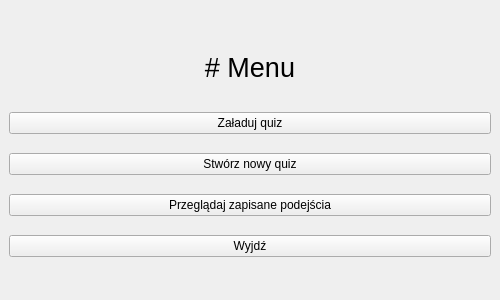
M4tth3wG/Quizer, file main_window.ui: the form before one commit.
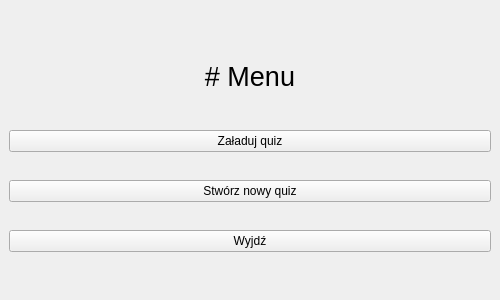
The form after the commit.

The edit to the form file:
```diff
--- a/main_window.ui
+++ b/main_window.ui
@@ -84,13 +84,6 @@
       </property>
      </widget>
     </item>
-    <item>
-     <widget class="QPushButton" name="browse_saved_attempts_btn">
-      <property name="text">
-       <string>Przeglądaj zapisane podejścia</string>
-      </property>
-     </widget>
-    </item>
     <item>
      <widget class="QPushButton" name="quit_btn">
       <property name="text">
```
